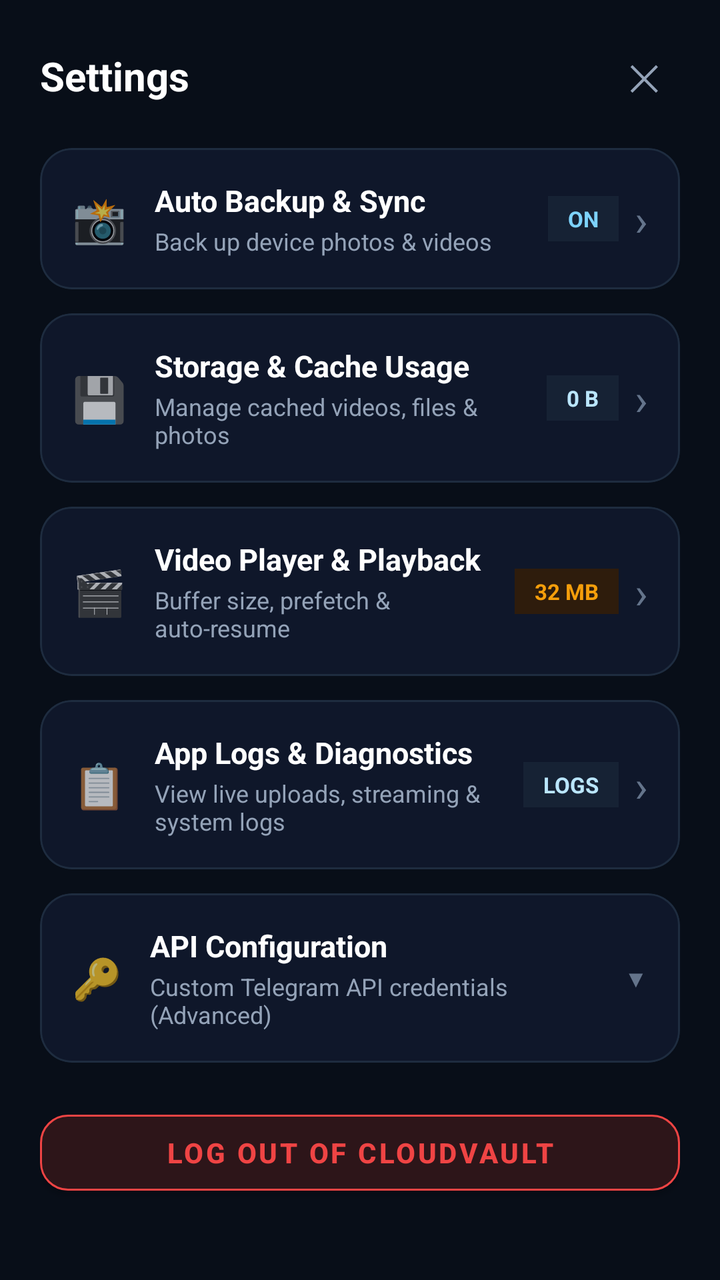
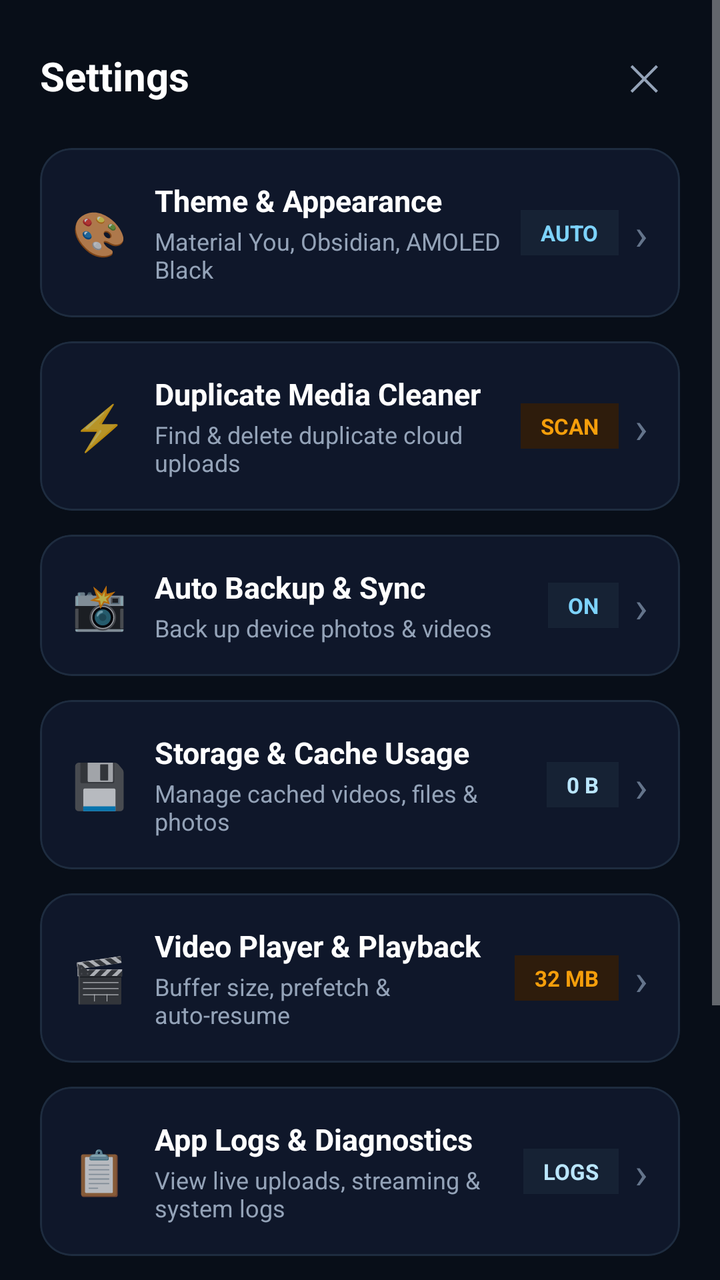

Compare the two renders of this Android layout. The source of the first and the diff that turns it into the second are given below.
<!-- AndroidManifest.xml: application theme Theme.CloudVault -->
<!-- res/layout/dialog_settings.xml -->
<?xml version="1.0" encoding="utf-8"?>
<ScrollView xmlns:android="http://schemas.android.com/apk/res/android"
    xmlns:app="http://schemas.android.com/apk/res-auto"
    android:layout_width="match_parent"
    android:layout_height="wrap_content"
    android:background="@color/bg_dark">

    <LinearLayout
        android:layout_width="match_parent"
        android:layout_height="wrap_content"
        android:orientation="vertical"
        android:padding="20dp">

        
        <LinearLayout
            android:layout_width="match_parent"
            android:layout_height="wrap_content"
            android:orientation="horizontal"
            android:gravity="center_vertical">

            <TextView
                android:layout_width="0dp"
                android:layout_height="wrap_content"
                android:layout_weight="1"
                android:text="Settings"
                android:textColor="@color/text_primary"
                android:textSize="20sp"
                android:textStyle="bold" />

            <TextView
                android:id="@+id/btnCloseSettings"
                android:layout_width="36dp"
                android:layout_height="36dp"
                android:gravity="center"
                android:text="✕"
                android:textColor="@color/text_secondary"
                android:textSize="18sp"
                android:background="?attr/selectableItemBackgroundBorderless" />
        </LinearLayout>

        
        <com.google.android.material.card.MaterialCardView
            android:id="@+id/cardOptionAutoBackup"
            android:layout_width="match_parent"
            android:layout_height="wrap_content"
            android:layout_marginTop="18dp"
            app:cardCornerRadius="16dp"
            app:cardElevation="0dp"
            app:cardBackgroundColor="@color/card_bg"
            app:strokeColor="@color/card_border"
            app:strokeWidth="1dp"
            android:clickable="true"
            android:focusable="true">

            <LinearLayout
                android:layout_width="match_parent"
                android:layout_height="wrap_content"
                android:orientation="horizontal"
                android:gravity="center_vertical"
                android:padding="16dp">

                <TextView
                    android:layout_width="wrap_content"
                    android:layout_height="wrap_content"
                    android:text="📸"
                    android:textSize="22sp" />

                <LinearLayout
                    android:layout_width="0dp"
                    android:layout_height="wrap_content"
                    android:layout_weight="1"
                    android:layout_marginStart="14dp"
                    android:orientation="vertical">

                    <TextView
                        android:layout_width="wrap_content"
                        android:layout_height="wrap_content"
                        android:text="Auto Backup &amp; Sync"
                        android:textColor="@color/text_primary"
                        android:textSize="15sp"
                        android:textStyle="bold" />

                    <TextView
                        android:id="@+id/tvSettingsAutoBackupSummary"
                        android:layout_width="wrap_content"
                        android:layout_height="wrap_content"
                        android:layout_marginTop="2dp"
                        android:text="Back up device photos &amp; videos"
                        android:textColor="@color/text_secondary"
                        android:textSize="12sp" />
                </LinearLayout>

                <TextView
                    android:id="@+id/tvSettingsAutoBackupBadge"
                    android:layout_width="wrap_content"
                    android:layout_height="wrap_content"
                    android:text="ON"
                    android:textColor="@color/accent_cyan_bright"
                    android:textSize="11sp"
                    android:textStyle="bold"
                    android:paddingStart="10dp"
                    android:paddingEnd="10dp"
                    android:paddingTop="4dp"
                    android:paddingBottom="4dp"
                    android:background="@color/bg_surface_elevated" />

                <TextView
                    android:layout_width="wrap_content"
                    android:layout_height="wrap_content"
                    android:layout_marginStart="8dp"
                    android:text="›"
                    android:textColor="@color/text_muted"
                    android:textSize="22sp" />
            </LinearLayout>
        </com.google.android.material.card.MaterialCardView>

        
        <com.google.android.material.card.MaterialCardView
            android:id="@+id/cardOptionCacheManager"
            android:layout_width="match_parent"
            android:layout_height="wrap_content"
            android:layout_marginTop="12dp"
            app:cardCornerRadius="16dp"
            app:cardElevation="0dp"
            app:cardBackgroundColor="@color/card_bg"
            app:strokeColor="@color/card_border"
            app:strokeWidth="1dp"
            android:clickable="true"
            android:focusable="true">

            <LinearLayout
                android:layout_width="match_parent"
                android:layout_height="wrap_content"
                android:orientation="horizontal"
                android:gravity="center_vertical"
                android:padding="16dp">

                <TextView
                    android:layout_width="wrap_content"
                    android:layout_height="wrap_content"
                    android:text="💾"
                    android:textSize="22sp" />

                <LinearLayout
                    android:layout_width="0dp"
                    android:layout_height="wrap_content"
                    android:layout_weight="1"
                    android:layout_marginStart="14dp"
                    android:orientation="vertical">

                    <TextView
                        android:layout_width="wrap_content"
                        android:layout_height="wrap_content"
                        android:text="Storage &amp; Cache Usage"
                        android:textColor="@color/text_primary"
                        android:textSize="15sp"
                        android:textStyle="bold" />

                    <TextView
                        android:id="@+id/tvSettingsCacheSummary"
                        android:layout_width="wrap_content"
                        android:layout_height="wrap_content"
                        android:layout_marginTop="2dp"
                        android:text="Manage cached videos, files &amp; photos"
                        android:textColor="@color/text_secondary"
                        android:textSize="12sp" />
                </LinearLayout>

                <TextView
                    android:id="@+id/tvSettingsCacheSizeBadge"
                    android:layout_width="wrap_content"
                    android:layout_height="wrap_content"
                    android:text="0 B"
                    android:textColor="@color/accent_blue_light"
                    android:textSize="11sp"
                    android:textStyle="bold"
                    android:paddingStart="10dp"
                    android:paddingEnd="10dp"
                    android:paddingTop="4dp"
                    android:paddingBottom="4dp"
                    android:background="@color/bg_surface_elevated" />

                <TextView
                    android:layout_width="wrap_content"
                    android:layout_height="wrap_content"
                    android:layout_marginStart="8dp"
                    android:text="›"
                    android:textColor="@color/text_muted"
                    android:textSize="22sp" />
            </LinearLayout>
        </com.google.android.material.card.MaterialCardView>

        
        <com.google.android.material.card.MaterialCardView
            android:id="@+id/cardOptionVideoSettings"
            android:layout_width="match_parent"
            android:layout_height="wrap_content"
            android:layout_marginTop="12dp"
            app:cardCornerRadius="16dp"
            app:cardElevation="0dp"
            app:cardBackgroundColor="@color/card_bg"
            app:strokeColor="@color/card_border"
            app:strokeWidth="1dp"
            android:clickable="true"
            android:focusable="true">

            <LinearLayout
                android:layout_width="match_parent"
                android:layout_height="wrap_content"
                android:orientation="horizontal"
                android:gravity="center_vertical"
                android:padding="16dp">

                <TextView
                    android:layout_width="wrap_content"
                    android:layout_height="wrap_content"
                    android:text="🎬"
                    android:textSize="22sp" />

                <LinearLayout
                    android:layout_width="0dp"
                    android:layout_height="wrap_content"
                    android:layout_weight="1"
                    android:layout_marginStart="14dp"
                    android:orientation="vertical">

                    <TextView
                        android:layout_width="wrap_content"
                        android:layout_height="wrap_content"
                        android:text="Video Player &amp; Playback"
                        android:textColor="@color/text_primary"
                        android:textSize="15sp"
                        android:textStyle="bold" />

                    <TextView
                        android:id="@+id/tvSettingsVideoSummary"
                        android:layout_width="wrap_content"
                        android:layout_height="wrap_content"
                        android:layout_marginTop="2dp"
                        android:text="Buffer size, prefetch &amp; auto-resume"
                        android:textColor="@color/text_secondary"
                        android:textSize="12sp" />
                </LinearLayout>

                <TextView
                    android:id="@+id/tvSettingsVideoBadge"
                    android:layout_width="wrap_content"
                    android:layout_height="wrap_content"
                    android:text="32 MB"
                    android:textColor="@color/status_warning"
                    android:textSize="11sp"
                    android:textStyle="bold"
                    android:paddingStart="10dp"
                    android:paddingEnd="10dp"
                    android:paddingTop="4dp"
                    android:paddingBottom="4dp"
                    android:background="@color/status_warning_bg" />

                <TextView
                    android:layout_width="wrap_content"
                    android:layout_height="wrap_content"
                    android:layout_marginStart="8dp"
                    android:text="›"
                    android:textColor="@color/text_muted"
                    android:textSize="22sp" />
            </LinearLayout>
        </com.google.android.material.card.MaterialCardView>

        
        <com.google.android.material.card.MaterialCardView
            android:id="@+id/cardOptionAppLogs"
            android:layout_width="match_parent"
            android:layout_height="wrap_content"
            android:layout_marginTop="12dp"
            app:cardCornerRadius="16dp"
            app:cardElevation="0dp"
            app:cardBackgroundColor="@color/card_bg"
            app:strokeColor="@color/card_border"
            app:strokeWidth="1dp"
            android:clickable="true"
            android:focusable="true">

            <LinearLayout
                android:layout_width="match_parent"
                android:layout_height="wrap_content"
                android:orientation="horizontal"
                android:gravity="center_vertical"
                android:padding="16dp">

                <TextView
                    android:layout_width="wrap_content"
                    android:layout_height="wrap_content"
                    android:text="📋"
                    android:textSize="22sp" />

                <LinearLayout
                    android:layout_width="0dp"
                    android:layout_height="wrap_content"
                    android:layout_weight="1"
                    android:layout_marginStart="14dp"
                    android:orientation="vertical">

                    <TextView
                        android:layout_width="wrap_content"
                        android:layout_height="wrap_content"
                        android:text="App Logs &amp; Diagnostics"
                        android:textColor="@color/text_primary"
                        android:textSize="15sp"
                        android:textStyle="bold" />

                    <TextView
                        android:id="@+id/tvSettingsLogsSummary"
                        android:layout_width="wrap_content"
                        android:layout_height="wrap_content"
                        android:layout_marginTop="2dp"
                        android:text="View live uploads, streaming &amp; system logs"
                        android:textColor="@color/text_secondary"
                        android:textSize="12sp" />
                </LinearLayout>

                <TextView
                    android:id="@+id/tvSettingsLogsCountBadge"
                    android:layout_width="wrap_content"
                    android:layout_height="wrap_content"
                    android:text="LOGS"
                    android:textColor="@color/accent_blue_light"
                    android:textSize="11sp"
                    android:textStyle="bold"
                    android:paddingStart="10dp"
                    android:paddingEnd="10dp"
                    android:paddingTop="4dp"
                    android:paddingBottom="4dp"
                    android:background="@color/bg_surface_elevated" />

                <TextView
                    android:layout_width="wrap_content"
                    android:layout_height="wrap_content"
                    android:layout_marginStart="8dp"
                    android:text="›"
                    android:textColor="@color/text_muted"
                    android:textSize="22sp" />
            </LinearLayout>
        </com.google.android.material.card.MaterialCardView>

        
        <com.google.android.material.card.MaterialCardView
            android:id="@+id/cardOptionApiConfig"
            android:layout_width="match_parent"
            android:layout_height="wrap_content"
            android:layout_marginTop="12dp"
            app:cardCornerRadius="16dp"
            app:cardElevation="0dp"
            app:cardBackgroundColor="@color/card_bg"
            app:strokeColor="@color/card_border"
            app:strokeWidth="1dp">

            <LinearLayout
                android:layout_width="match_parent"
                android:layout_height="wrap_content"
                android:orientation="vertical">

                
                <LinearLayout
                    android:id="@+id/layoutToggleApiSettings"
                    android:layout_width="match_parent"
                    android:layout_height="wrap_content"
                    android:orientation="horizontal"
                    android:gravity="center_vertical"
                    android:padding="16dp"
                    android:background="?attr/selectableItemBackground">

                    <TextView
                        android:layout_width="wrap_content"
                        android:layout_height="wrap_content"
                        android:text="🔑"
                        android:textSize="20sp" />

                    <LinearLayout
                        android:layout_width="0dp"
                        android:layout_height="wrap_content"
                        android:layout_weight="1"
                        android:layout_marginStart="14dp"
                        android:orientation="vertical">

                        <TextView
                            android:layout_width="wrap_content"
                            android:layout_height="wrap_content"
                            android:text="API Configuration"
                            android:textColor="@color/text_primary"
                            android:textSize="15sp"
                            android:textStyle="bold" />

                        <TextView
                            android:layout_width="wrap_content"
                            android:layout_height="wrap_content"
                            android:layout_marginTop="2dp"
                            android:text="Custom Telegram API credentials (Advanced)"
                            android:textColor="@color/text_secondary"
                            android:textSize="12sp" />
                    </LinearLayout>

                    <TextView
                        android:id="@+id/tvApiExpandIcon"
                        android:layout_width="wrap_content"
                        android:layout_height="wrap_content"
                        android:text="▼"
                        android:textColor="@color/text_muted"
                        android:textSize="12sp" />
                </LinearLayout>

                
                <LinearLayout
                    android:id="@+id/layoutApiFields"
                    android:layout_width="match_parent"
                    android:layout_height="wrap_content"
                    android:orientation="vertical"
                    android:paddingStart="16dp"
                    android:paddingEnd="16dp"
                    android:paddingBottom="16dp"
                    android:visibility="gone">

                    <View
                        android:layout_width="match_parent"
                        android:layout_height="1dp"
                        android:layout_marginBottom="12dp"
                        android:background="@color/divider_color" />

                    <TextView
                        android:layout_width="match_parent"
                        android:layout_height="wrap_content"
                        android:text="API ID"
                        android:textColor="@color/text_secondary"
                        android:textSize="12sp" />

                    <EditText
                        android:id="@+id/etSettingsApiId"
                        android:layout_width="match_parent"
                        android:layout_height="wrap_content"
                        android:layout_marginTop="4dp"
                        android:background="@color/bg_surface_elevated"
                        android:hint="••••••••"
                        android:inputType="numberPassword"
                        android:padding="12dp"
                        android:textColor="@color/text_primary"
                        android:textColorHint="@color/text_muted"
                        android:textSize="13sp" />

                    <TextView
                        android:layout_width="match_parent"
                        android:layout_height="wrap_content"
                        android:layout_marginTop="10dp"
                        android:text="API Hash"
                        android:textColor="@color/text_secondary"
                        android:textSize="12sp" />

                    <EditText
                        android:id="@+id/etSettingsApiHash"
                        android:layout_width="match_parent"
                        android:layout_height="wrap_content"
                        android:layout_marginTop="4dp"
                        android:background="@color/bg_surface_elevated"
                        android:hint="••••••••••••••••••••••••••••••••"
                        android:inputType="textPassword"
                        android:padding="12dp"
                        android:textColor="@color/text_primary"
                        android:textColorHint="@color/text_muted"
                        android:textSize="13sp" />

                    <com.google.android.material.button.MaterialButton
                        android:id="@+id/btnSaveCredentials"
                        android:layout_width="match_parent"
                        android:layout_height="48dp"
                        android:layout_marginTop="14dp"
                        android:text="Save API Credentials"
                        android:textColor="@color/text_primary"
                        app:backgroundTint="@color/bg_surface_highlight"
                        app:cornerRadius="10dp" />
                </LinearLayout>

            </LinearLayout>
        </com.google.android.material.card.MaterialCardView>

        
        <com.google.android.material.button.MaterialButton
            android:id="@+id/btnSettingsLogout"
            android:layout_width="match_parent"
            android:layout_height="50dp"
            android:layout_marginTop="20dp"
            android:text="Log Out of CloudVault"
            android:textColor="@color/status_error"
            android:textStyle="bold"
            app:backgroundTint="@color/status_error_bg"
            app:strokeColor="@color/status_error"
            app:strokeWidth="1dp"
            app:cornerRadius="14dp" />

    </LinearLayout>
</ScrollView>
<!-- resources referenced by this layout -->
<resources>
  <color name="accent_blue_light">#BAE6FD</color>
  <color name="accent_cyan_bright">#7DD3FC</color>
  <color name="bg_dark">#080E18</color>
  <color name="bg_surface_elevated">#162234</color>
  <color name="bg_surface_highlight">#1E2E44</color>
  <color name="card_bg">#0F172A</color>
  <color name="card_border">#1E2C3F</color>
  <color name="divider_color">#162234</color>
  <color name="status_error">#EF4444</color>
  <color name="status_error_bg">#2D1519</color>
  <color name="status_warning">#F59E0B</color>
  <color name="status_warning_bg">#2E1C0C</color>
  <color name="text_muted">#64748B</color>
  <color name="text_primary">#FFFFFF</color>
  <color name="text_secondary">#94A3B8</color>
  <style name="Theme.CloudVault" parent="Theme.MaterialComponents.NoActionBar">
          <item name="colorPrimary">@color/accent_cyan</item>
          <item name="colorPrimaryVariant">@color/accent_blue</item>
          <item name="colorOnPrimary">#FFFFFF</item>
          <item name="colorSecondary">@color/accent_cyan_bright</item>
          <item name="colorSecondaryVariant">@color/accent_cyan</item>
          <item name="colorOnSecondary">#000000</item>
          <item name="android:statusBarColor">@color/bg_dark</item>
          <item name="android:navigationBarColor">@color/bg_dark</item>
          <item name="android:windowBackground">@color/bg_dark</item>
          <item name="android:windowLightStatusBar">false</item>
          <item name="android:windowLightNavigationBar">false</item>
          <item name="alertDialogTheme">@style/Theme.CloudVault.Dialog.Alert</item>
          <item name="materialAlertDialogTheme">@style/Theme.CloudVault.Dialog.Alert</item>
      </style>
  <color name="accent_cyan">#38BDF8</color>
  <color name="accent_blue">#38BDF8</color>
  <style name="Theme.CloudVault.Dialog.Alert" parent="ThemeOverlay.MaterialComponents.MaterialAlertDialog">
          <item name="android:background">@color/card_bg</item>
          <item name="backgroundTint">@color/card_bg</item>
          <item name="shapeAppearance">@style/ShapeAppearance.CloudVault.Dialog</item>
          <item name="colorPrimary">@color/accent_cyan_bright</item>
          <item name="colorSecondary">@color/accent_cyan</item>
          <item name="colorSurface">@color/card_bg</item>
          <item name="colorOnSurface">@color/text_primary</item>
          <item name="android:textColorPrimary">@color/text_primary</item>
          <item name="android:textColorSecondary">@color/text_secondary</item>
          <item name="buttonBarPositiveButtonStyle">@style/Widget.CloudVault.Dialog.Button.Positive</item>
          <item name="buttonBarNegativeButtonStyle">@style/Widget.CloudVault.Dialog.Button.Negative</item>
          <item name="buttonBarNeutralButtonStyle">@style/Widget.CloudVault.Dialog.Button.Neutral</item>
      </style>
  <style name="ShapeAppearance.CloudVault.Dialog" parent="ShapeAppearance.MaterialComponents.LargeComponent">
          <item name="cornerSize">16dp</item>
      </style>
  <style name="Widget.CloudVault.Dialog.Button.Positive" parent="Widget.MaterialComponents.Button.TextButton.Dialog">
          <item name="android:textColor">@color/accent_cyan_bright</item>
          <item name="android:textStyle">bold</item>
      </style>
  <style name="Widget.CloudVault.Dialog.Button.Negative" parent="Widget.MaterialComponents.Button.TextButton.Dialog">
          <item name="android:textColor">@color/text_secondary</item>
      </style>
  <style name="Widget.CloudVault.Dialog.Button.Neutral" parent="Widget.MaterialComponents.Button.TextButton.Dialog">
          <item name="android:textColor">@color/accent_blue_light</item>
      </style>
</resources>

<!-- the commit's change to res/layout/dialog_settings.xml (unified diff, before → after) -->
@@ -40,10 +40,163 @@
 
         
         <com.google.android.material.card.MaterialCardView
+            android:id="@+id/cardOptionTheme"
+            android:layout_width="match_parent"
+            android:layout_height="wrap_content"
+            android:layout_marginTop="18dp"
+            app:cardCornerRadius="16dp"
+            app:cardElevation="0dp"
+            app:cardBackgroundColor="@color/card_bg"
+            app:strokeColor="@color/card_border"
+            app:strokeWidth="1dp"
+            android:clickable="true"
+            android:focusable="true">
+
+            <LinearLayout
+                android:layout_width="match_parent"
+                android:layout_height="wrap_content"
+                android:orientation="horizontal"
+                android:gravity="center_vertical"
+                android:padding="16dp">
+
+                <TextView
+                    android:id="@+id/tvSettingsThemeIcon"
+                    android:layout_width="wrap_content"
+                    android:layout_height="wrap_content"
+                    android:text="🎨"
+                    android:textSize="22sp" />
+
+                <LinearLayout
+                    android:layout_width="0dp"
+                    android:layout_height="wrap_content"
+                    android:layout_weight="1"
+                    android:layout_marginStart="14dp"
+                    android:orientation="vertical">
+
+                    <TextView
+                        android:layout_width="wrap_content"
+                        android:layout_height="wrap_content"
+                        android:text="Theme &amp; Appearance"
+                        android:textColor="@color/text_primary"
+                        android:textSize="15sp"
+                        android:textStyle="bold" />
+
+                    <TextView
+                        android:id="@+id/tvSettingsThemeSummary"
+                        android:layout_width="wrap_content"
+                        android:layout_height="wrap_content"
+                        android:layout_marginTop="2dp"
+                        android:text="Material You, Obsidian, AMOLED Black"
+                        android:textColor="@color/text_secondary"
+                        android:textSize="12sp" />
+                </LinearLayout>
+
+                <TextView
+                    android:id="@+id/tvSettingsThemeBadge"
+                    android:layout_width="wrap_content"
+                    android:layout_height="wrap_content"
+                    android:text="AUTO"
+                    android:textColor="@color/accent_cyan_bright"
+                    android:textSize="11sp"
+                    android:textStyle="bold"
+                    android:paddingStart="10dp"
+                    android:paddingEnd="10dp"
+                    android:paddingTop="4dp"
+                    android:paddingBottom="4dp"
+                    android:background="@color/bg_surface_elevated" />
+
+                <TextView
+                    android:layout_width="wrap_content"
+                    android:layout_height="wrap_content"
+                    android:layout_marginStart="8dp"
+                    android:text="›"
+                    android:textColor="@color/text_muted"
+                    android:textSize="22sp" />
+            </LinearLayout>
+        </com.google.android.material.card.MaterialCardView>
+
+        
+        <com.google.android.material.card.MaterialCardView
+            android:id="@+id/cardOptionDuplicates"
+            android:layout_width="match_parent"
+            android:layout_height="wrap_content"
+            android:layout_marginTop="12dp"
+            app:cardCornerRadius="16dp"
+            app:cardElevation="0dp"
+            app:cardBackgroundColor="@color/card_bg"
+            app:strokeColor="@color/card_border"
+            app:strokeWidth="1dp"
+            android:clickable="true"
+            android:focusable="true">
+
+            <LinearLayout
+                android:layout_width="match_parent"
+                android:layout_height="wrap_content"
+                android:orientation="horizontal"
+                android:gravity="center_vertical"
+                android:padding="16dp">
+
+                <TextView
+                    android:layout_width="wrap_content"
+                    android:layout_height="wrap_content"
+                    android:text="⚡"
+                    android:textSize="22sp" />
+
+                <LinearLayout
+                    android:layout_width="0dp"
+                    android:layout_height="wrap_content"
+                    android:layout_weight="1"
+                    android:layout_marginStart="14dp"
+                    android:orientation="vertical">
+
+                    <TextView
+                        android:layout_width="wrap_content"
+                        android:layout_height="wrap_content"
+                        android:text="Duplicate Media Cleaner"
+                        android:textColor="@color/text_primary"
+                        android:textSize="15sp"
+                        android:textStyle="bold" />
+
+                    <TextView
+                        android:id="@+id/tvSettingsDuplicatesSummary"
+                        android:layout_width="wrap_content"
+                        android:layout_height="wrap_content"
+                        android:layout_marginTop="2dp"
+                        android:text="Find &amp; delete duplicate cloud uploads"
+                        android:textColor="@color/text_secondary"
+                        android:textSize="12sp" />
+                </LinearLayout>
+
+                <TextView
+                    android:id="@+id/tvSettingsDuplicatesBadge"
+                    android:layout_width="wrap_content"
+                    android:layout_height="wrap_content"
+                    android:text="SCAN"
+                    android:textColor="@color/status_warning"
+                    android:textSize="11sp"
+                    android:textStyle="bold"
+                    android:paddingStart="10dp"
+                    android:paddingEnd="10dp"
+                    android:paddingTop="4dp"
+                    android:paddingBottom="4dp"
+                    android:background="@color/status_warning_bg" />
+
+                <TextView
+                    android:layout_width="wrap_content"
+                    android:layout_height="wrap_content"
+                    android:layout_marginStart="8dp"
+                    android:text="›"
+                    android:textColor="@color/text_muted"
+                    android:textSize="22sp" />
+            </LinearLayout>
+        </com.google.android.material.card.MaterialCardView>
+
+        
+        <com.google.android.material.card.MaterialCardView
             android:id="@+id/cardOptionAutoBackup"
             android:layout_width="match_parent"
             android:layout_height="wrap_content"
-            android:layout_marginTop="18dp"
+            android:layout_marginTop="12dp"
             app:cardCornerRadius="16dp"
             app:cardElevation="0dp"
             app:cardBackgroundColor="@color/card_bg"
